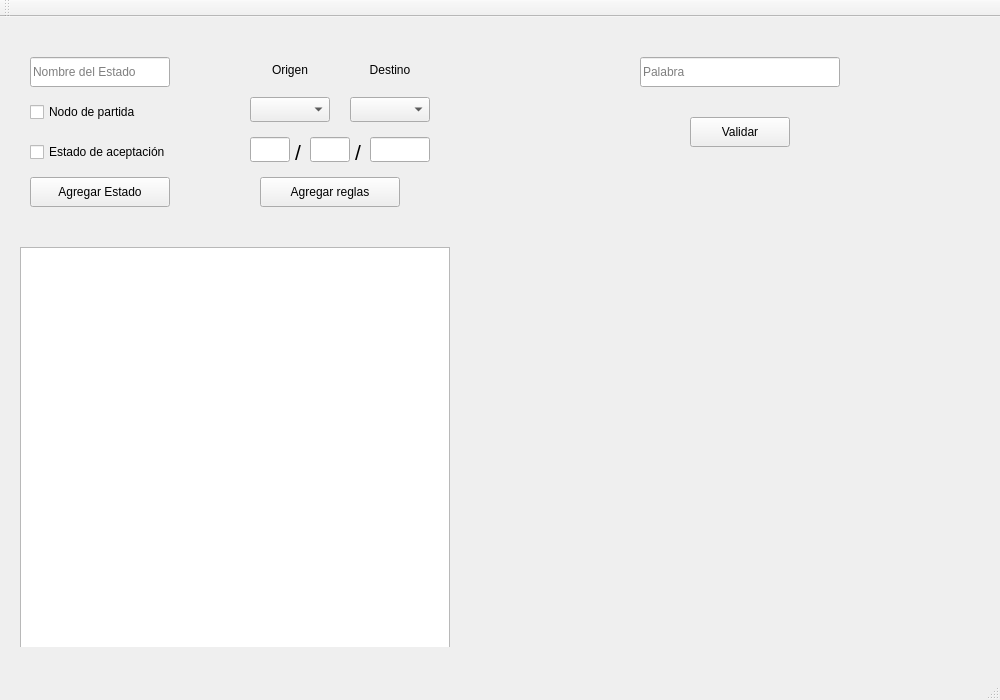
Above: mainwindow.ui from ricardoalzamora/automata-basado-en-pila before the change. Below: the same form after it.
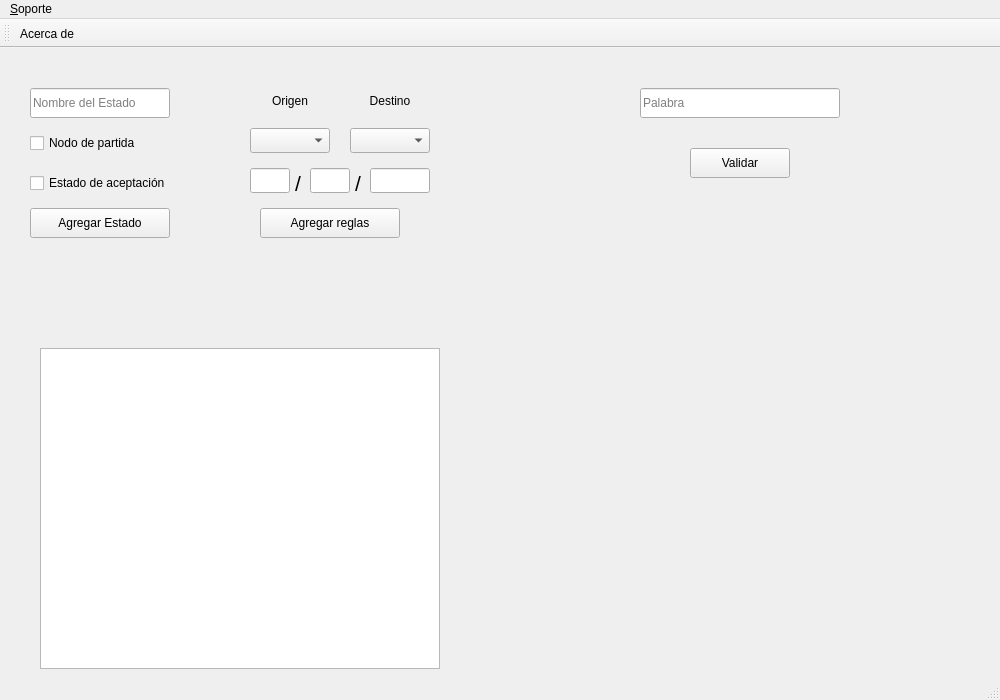
That is the form after the change.

Diff of the .ui file:
```diff
--- a/mainwindow.ui
+++ b/mainwindow.ui
@@ -93,16 +93,6 @@
       <string>Nombre del Estado</string>
      </property>
     </widget>
-    <widget class="QListView" name="listViewVertex">
-     <property name="geometry">
-      <rect>
-       <x>20</x>
-       <y>230</y>
-       <width>430</width>
-       <height>411</height>
-      </rect>
-     </property>
-    </widget>
     <widget class="QLineEdit" name="lineRead">
      <property name="geometry">
       <rect>
@@ -256,6 +246,16 @@
       <set>Qt::AlignCenter</set>
      </property>
     </widget>
+    <widget class="QListWidget" name="listWidget">
+     <property name="geometry">
+      <rect>
+       <x>40</x>
+       <y>300</y>
+       <width>400</width>
+       <height>321</height>
+      </rect>
+     </property>
+    </widget>
    </widget>
    <widget class="QWidget" name="widget_2" native="true">
     <property name="geometry">
@@ -329,6 +329,13 @@
      <height>22</height>
     </rect>
    </property>
+   <widget class="QMenu" name="menu_Soporte">
+    <property name="title">
+     <string>&amp;Soporte</string>
+    </property>
+    <addaction name="action_Acerca_de"/>
+   </widget>
+   <addaction name="menu_Soporte"/>
   </widget>
   <widget class="QToolBar" name="mainToolBar">
    <attribute name="toolBarArea">
@@ -337,8 +344,14 @@
    <attribute name="toolBarBreak">
     <bool>false</bool>
    </attribute>
+   <addaction name="action_Acerca_de"/>
   </widget>
   <widget class="QStatusBar" name="statusBar"/>
+  <action name="action_Acerca_de">
+   <property name="text">
+    <string>&amp;Acerca de</string>
+   </property>
+  </action>
  </widget>
  <layoutdefault spacing="6" margin="11"/>
  <resources/>
```
